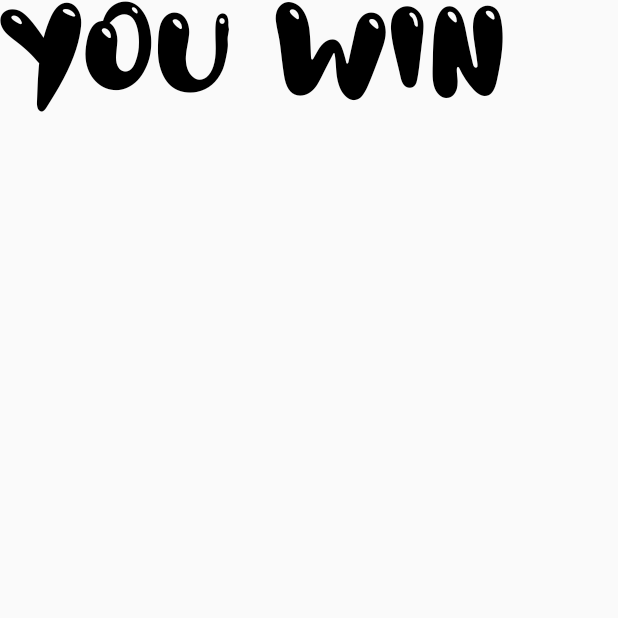
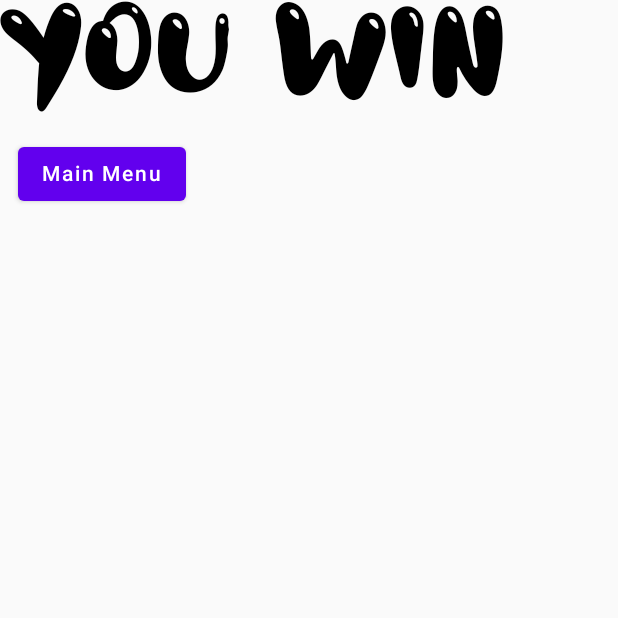
Before and after one commit to SudeepBiswa/ShoppingSpeed, an Android app built with Jetpack Compose: the win screen opened through its navigation route, on a phone screen of 412 x 824 dp, the top half of it. Run offline under Robolectric (Android 15) with nearby library versions, the phone set to English and light mode, and no system bars.

Commit message:
Win/Lose Screen

```diff
--- a/app/src/main/java/com/example/shoppingspeed/EasyLevel.kt
+++ b/app/src/main/java/com/example/shoppingspeed/EasyLevel.kt
@@ -70,6 +70,9 @@ fun EasyLevel(navController: NavController){
         }
         Row(){
          grid() }
+    }
+    if(score.value>=6){
+        navController.navigate(Screen.WinScreen.route)
     }
 
 }
--- a/app/src/main/java/com/example/shoppingspeed/NavGraph.kt
+++ b/app/src/main/java/com/example/shoppingspeed/NavGraph.kt
@@ -43,7 +43,7 @@ fun SetupNavGraph(
         composable(
             route = Screen.WinScreen.route
         ){
-            Win()
+            Win(navController = navController)
         }
     }
 }
--- a/app/src/main/java/com/example/shoppingspeed/WinScreen.kt
+++ b/app/src/main/java/com/example/shoppingspeed/WinScreen.kt
@@ -1,11 +1,30 @@
 package com.example.shoppingspeed
 
+import androidx.compose.foundation.layout.Arrangement
+import androidx.compose.foundation.layout.Column
+import androidx.compose.foundation.layout.Row
+import androidx.compose.foundation.layout.padding
+import androidx.compose.material.Button
 import androidx.compose.material.Text
 import androidx.compose.runtime.Composable
+import androidx.compose.ui.Alignment
 import androidx.compose.ui.unit.sp
+import androidx.navigation.NavController
 import com.example.shoppingspeed.ui.theme.bubbley
+import androidx.compose.ui.Modifier
+import androidx.compose.ui.unit.dp
+import org.intellij.lang.annotations.JdkConstants.HorizontalAlignment
 
 @Composable
-fun Win(){
-    Text(text = "You Win", fontSize = 80.sp, fontFamily = bubbley)
+fun Win(navController: NavController){
+    Column() {
+        Row(modifier = Modifier.align(Alignment.CenterHorizontally)) {
+            Text(text = "You Win", fontSize = 80.sp, fontFamily = bubbley)
+        }
+        Row(){
+            Button(onClick = { navController.navigate(Screen.Home.route) }, modifier = Modifier.padding(12.dp)) {
+                Text(text = "Main Menu")
+            }
+        }
+    }
 }
```
